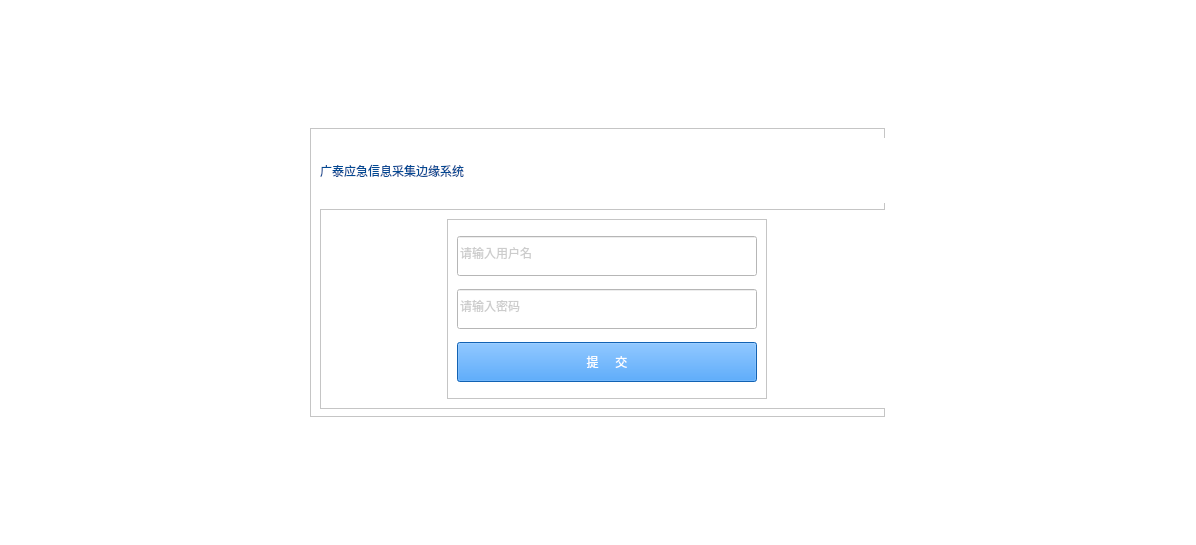
This is loginwidget.ui in KyrieXuu/SerialPortUI as Qt 5 draws it before an edit. The edited form follows.
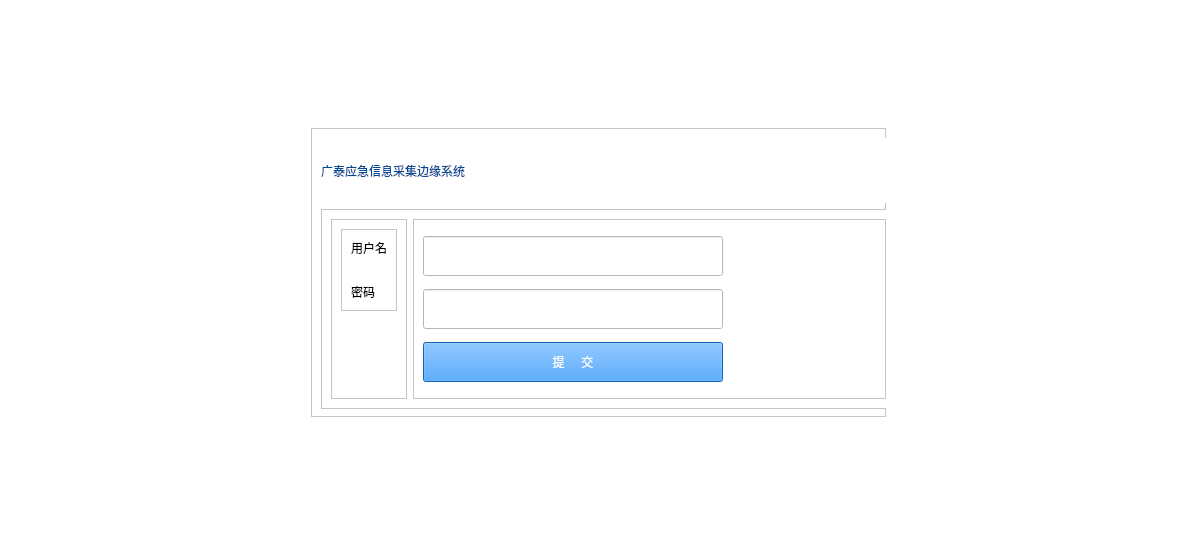
This is the edited form.

```diff
--- a/loginwidget.ui
+++ b/loginwidget.ui
@@ -25,8 +25,21 @@
   <property name="styleSheet">
    <string notr="true">background-color:rgb(255, 255, 255)</string>
   </property>
-  <layout class="QVBoxLayout" name="verticalLayout_3">
-   <item alignment="Qt::AlignHCenter|Qt::AlignVCenter">
+  <layout class="QHBoxLayout" name="horizontalLayout_2">
+   <item>
+    <spacer name="horizontalSpacer">
+     <property name="orientation">
+      <enum>Qt::Horizontal</enum>
+     </property>
+     <property name="sizeHint" stdset="0">
+      <size>
+       <width>293</width>
+       <height>20</height>
+      </size>
+     </property>
+    </spacer>
+   </item>
+   <item>
     <widget class="QFrame" name="frame">
      <property name="sizePolicy">
       <sizepolicy hsizetype="Expanding" vsizetype="Expanding">
@@ -55,7 +68,7 @@
      <property name="frameShadow">
       <enum>QFrame::Raised</enum>
      </property>
-     <layout class="QVBoxLayout" name="verticalLayout_2">
+     <layout class="QVBoxLayout" name="verticalLayout_4">
       <item>
        <widget class="QLabel" name="label">
         <property name="minimumSize">
@@ -94,7 +107,73 @@
          <enum>QFrame::Raised</enum>
         </property>
         <layout class="QHBoxLayout" name="horizontalLayout">
-         <item alignment="Qt::AlignHCenter">
+         <item>
+          <widget class="QFrame" name="frame_5">
+           <property name="frameShape">
+            <enum>QFrame::StyledPanel</enum>
+           </property>
+           <property name="frameShadow">
+            <enum>QFrame::Raised</enum>
+           </property>
+           <layout class="QVBoxLayout" name="verticalLayout_3">
+            <item>
+             <widget class="QFrame" name="frame_4">
+              <property name="frameShape">
+               <enum>QFrame::StyledPanel</enum>
+              </property>
+              <property name="frameShadow">
+               <enum>QFrame::Raised</enum>
+              </property>
+              <layout class="QVBoxLayout" name="verticalLayout_2">
+               <item>
+                <widget class="QLabel" name="label_2">
+                 <property name="styleSheet">
+                  <string notr="true">font: 700 14pt &quot;Microsoft YaHei UI&quot;;
+color: rgb(0, 0, 0);</string>
+                 </property>
+                 <property name="text">
+                  <string>用户名</string>
+                 </property>
+                </widget>
+               </item>
+               <item>
+                <widget class="QLabel" name="label_4">
+                 <property name="text">
+                  <string/>
+                 </property>
+                </widget>
+               </item>
+               <item>
+                <widget class="QLabel" name="label_3">
+                 <property name="styleSheet">
+                  <string notr="true">font: 700 14pt &quot;Microsoft YaHei UI&quot;;
+color: rgb(0, 0, 0);</string>
+                 </property>
+                 <property name="text">
+                  <string>密码</string>
+                 </property>
+                </widget>
+               </item>
+              </layout>
+             </widget>
+            </item>
+            <item>
+             <spacer name="verticalSpacer">
+              <property name="orientation">
+               <enum>Qt::Vertical</enum>
+              </property>
+              <property name="sizeHint" stdset="0">
+               <size>
+                <width>20</width>
+                <height>58</height>
+               </size>
+              </property>
+             </spacer>
+            </item>
+           </layout>
+          </widget>
+         </item>
+         <item>
           <widget class="QFrame" name="frame_2">
            <property name="frameShape">
             <enum>QFrame::StyledPanel</enum>
@@ -124,11 +203,10 @@
                </size>
               </property>
               <property name="styleSheet">
-               <string notr="true">color:rgb(204, 204, 204);
-font: 10pt &quot;Microsoft YaHei UI&quot;;</string>
+               <string notr="true">font: 10pt &quot;Microsoft YaHei UI&quot;;</string>
               </property>
               <property name="text">
-               <string>请输入用户名</string>
+               <string/>
               </property>
              </widget>
             </item>
@@ -147,11 +225,10 @@
                </size>
               </property>
               <property name="styleSheet">
-               <string notr="true">color:rgb(204, 204, 204);
-font: 10pt &quot;Microsoft YaHei UI&quot;;</string>
+               <string notr="true">font: 10pt &quot;Microsoft YaHei UI&quot;;</string>
               </property>
               <property name="text">
-               <string>请输入密码</string>
+               <string/>
               </property>
              </widget>
             </item>
@@ -187,6 +264,19 @@
      </layout>
     </widget>
    </item>
+   <item>
+    <spacer name="horizontalSpacer_2">
+     <property name="orientation">
+      <enum>Qt::Horizontal</enum>
+     </property>
+     <property name="sizeHint" stdset="0">
+      <size>
+       <width>292</width>
+       <height>20</height>
+      </size>
+     </property>
+    </spacer>
+   </item>
   </layout>
  </widget>
  <resources/>
```
Left out of the diff: 4 changed lines with no effect on the pictures.
